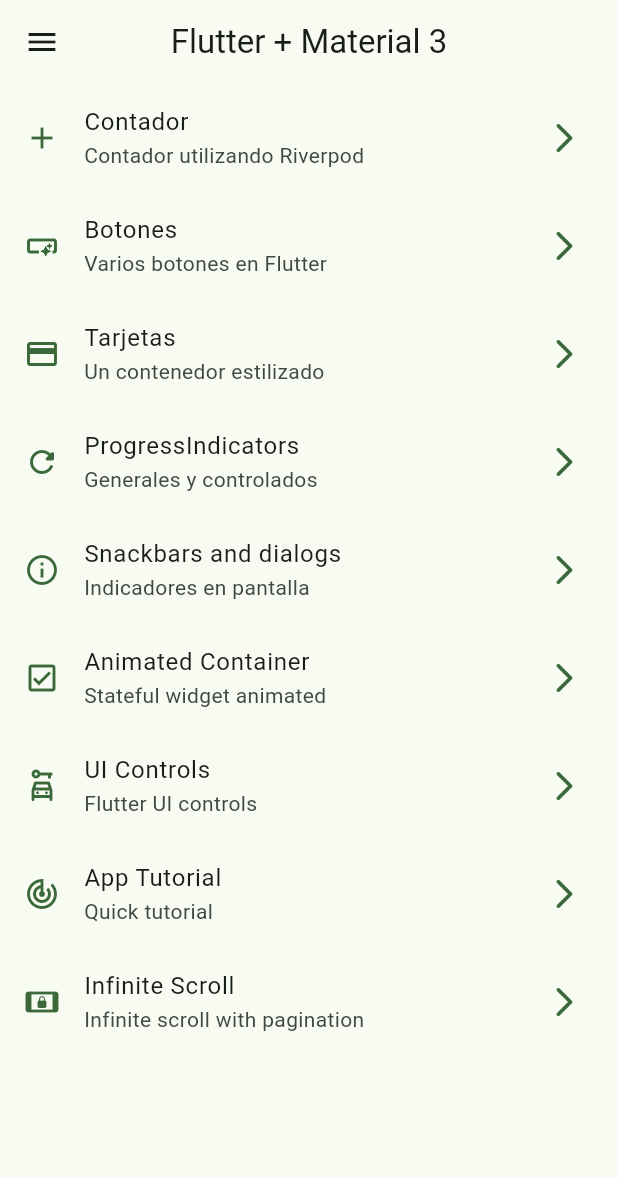
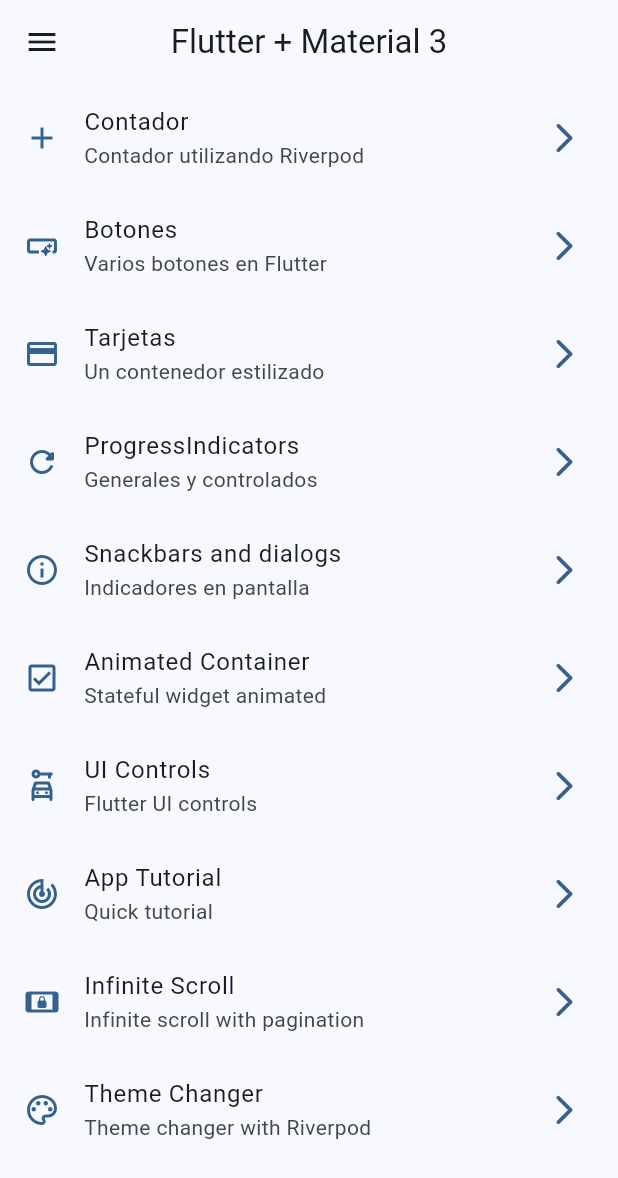
Before and after one commit to AlexisPucheta/widgetsApp, a Flutter app: the screen it shows after launch, on a phone screen of 412 x 824 dp. Shown: the top 1178 px of the screen. Run offline on Flutter 3.47's test engine with Material 3 defaults, Android fonts, the phone set to English and light mode, and no system bars; our stand-ins replace animate_do, flutter_riverpod, go_router.

```diff
--- a/lib/config/menu/menu_items.dart
+++ b/lib/config/menu/menu_items.dart
@@ -69,4 +69,10 @@ const appMenuItems = <MenuItems>[
     icon: Icons.screen_lock_landscape,
     link: '/infinite-scroll',
   ),
+  MenuItems(
+    title: 'Theme Changer',
+    subtitle: 'Theme changer with Riverpod',
+    icon: Icons.color_lens_outlined,
+    link: '/theme-changer',
+  ),
 ];
--- a/lib/config/router/app_router.dart
+++ b/lib/config/router/app_router.dart
@@ -54,5 +54,10 @@ final appRouter = GoRouter(
       name: CounterScreen.name,
       builder: (context, state) => const CounterScreen(),
     ),
+    GoRoute(
+      path: '/theme-changer',
+      name: ThemeChangerScreen.name,
+      builder: (context, state) => const ThemeChangerScreen(),
+    ),
   ],
 );
--- a/lib/config/theme/app_theme.dart
+++ b/lib/config/theme/app_theme.dart
@@ -14,14 +14,17 @@ const colorList = <Color>[
 
 class AppTheme {
   final int selectedColor;
+  final bool isDarkMode;
 
-  const AppTheme({this.selectedColor = 0})
+  const AppTheme({this.isDarkMode = false, this.selectedColor = 0})
     : assert(
         selectedColor >= 0 && selectedColor < colorList.length,
         'selectedColor must be between 0 and ${colorList.length - 1}',
       );
+
   ThemeData getTheme() => ThemeData(
     useMaterial3: true,
+    brightness: isDarkMode ? Brightness.dark : Brightness.light,
     colorSchemeSeed: colorList[selectedColor],
     appBarTheme: const AppBarTheme(centerTitle: true),
   );
--- a/lib/main.dart
+++ b/lib/main.dart
@@ -2,19 +2,26 @@ import 'package:flutter/material.dart';
 import 'package:flutter_riverpod/flutter_riverpod.dart';
 import 'package:widgetsapp/config/router/app_router.dart';
 import 'package:widgetsapp/config/theme/app_theme.dart';
+import 'package:widgetsapp/presentation/providers/theme_provider.dart';
 
 void main() {
   runApp(const ProviderScope(child: MainApp()));
 }
 
-class MainApp extends StatelessWidget {
+class MainApp extends ConsumerWidget {
   const MainApp({super.key});
 
   @override
-  Widget build(BuildContext context) {
+  Widget build(BuildContext context, WidgetRef ref) {
+    final selectedColor = ref.watch(selectedIndexColorProvider);
+    final isDarkMode = ref.watch(themeProvider);
     return MaterialApp.router(
       routerConfig: appRouter,
-      theme: AppTheme(selectedColor: 2).getTheme(),
+      theme:
+          AppTheme(
+            selectedColor: selectedColor,
+            isDarkMode: isDarkMode,
+          ).getTheme(),
       debugShowCheckedModeBanner: false,
     );
   }
--- a/lib/presentation/providers/theme_provider.dart
+++ b/lib/presentation/providers/theme_provider.dart
@@ -1,3 +1,8 @@
 import 'package:flutter_riverpod/flutter_riverpod.dart';
+import 'package:widgetsapp/config/theme/app_theme.dart';
 
 final themeProvider = StateProvider<bool>((ref) => false);
+
+final colorListProvider = Provider((ref) => colorList);
+
+final selectedIndexColorProvider = StateProvider<int>((ref) => 0);
--- a/lib/presentation/screens/screens.dart
+++ b/lib/presentation/screens/screens.dart
@@ -7,4 +7,5 @@ export 'package:widgetsapp/presentation/screens/home/home_screen.dart';
 export 'package:widgetsapp/presentation/screens/infinite_scroll/infinite_scroll_screen.dart';
 export 'package:widgetsapp/presentation/screens/progress/progress_screen.dart';
 export 'package:widgetsapp/presentation/screens/snackbar/snackbar_screen.dart';
+export 'package:widgetsapp/presentation/screens/theme_changer/theme_changer_screen.dart';
 export 'package:widgetsapp/presentation/screens/ui_controls/ui_controls_screen.dart';
```
Also changed, not shown: lib/presentation/screens/theme_changer/theme_changer_screen.dart (added, +57 -0 lines).
